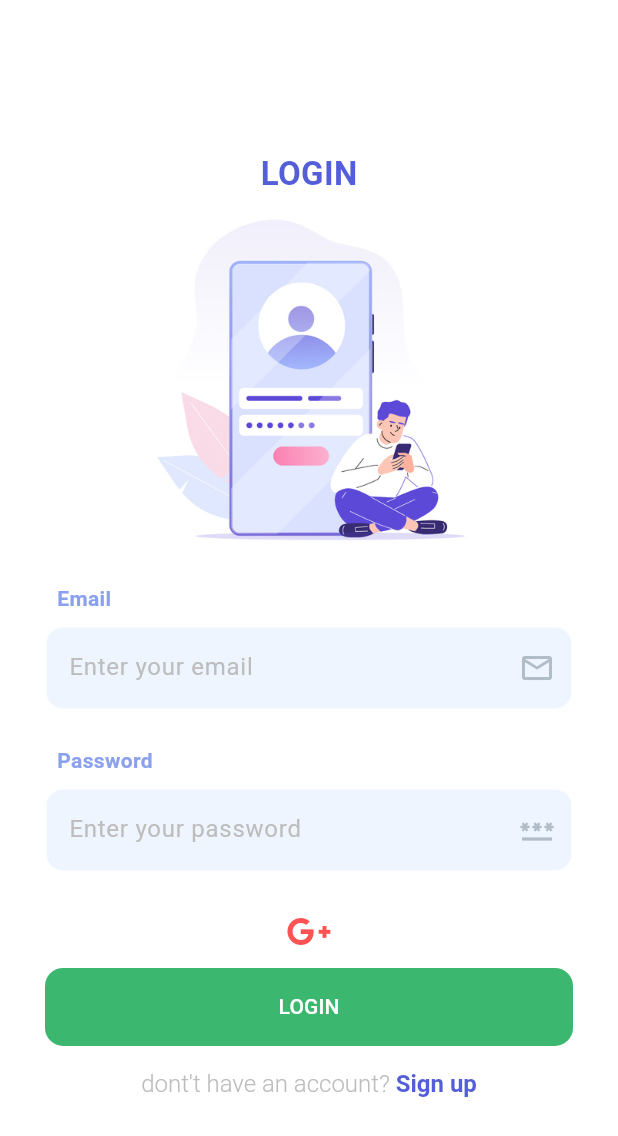
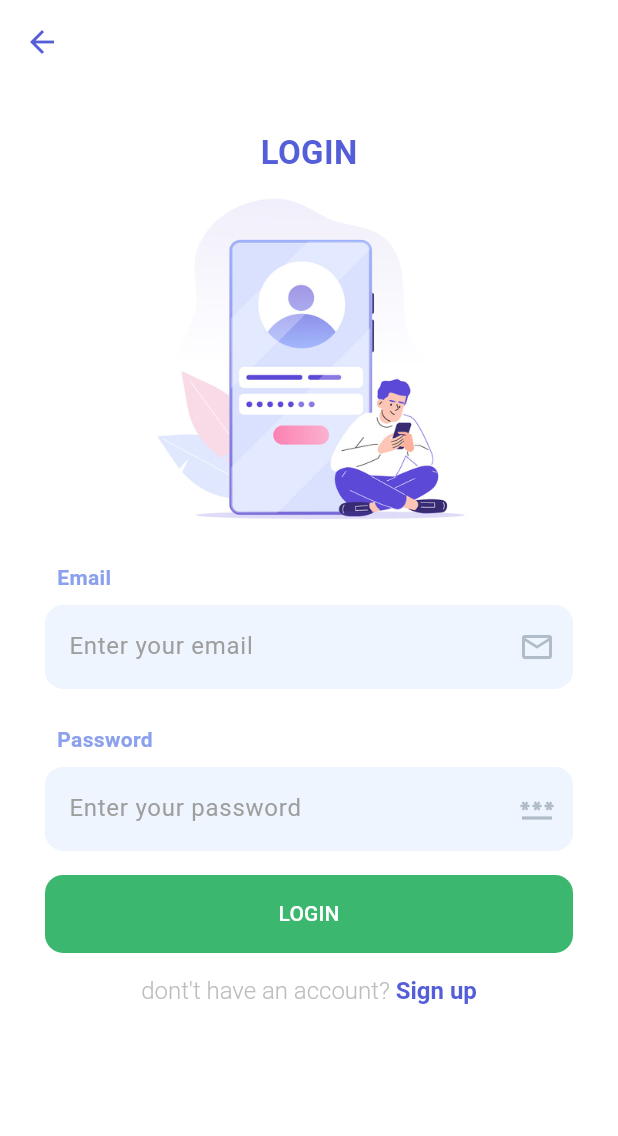
Before and after one commit to RomainWeb/sport-sync-pro-flutter, a Flutter app: the LoginPage screen opened by its route, on a phone screen of 412 x 824 dp. Shown: the top 1136 px of the screen. Run offline on Flutter 3.47's test engine with Material 3 defaults, Android fonts, the phone set to English and light mode, and no system bars; our stand-ins replace auto_route, firebase_auth, firebase_core, font_awesome_flutter, google_nav_bar, google_sign_in; accounts and stored records are empty; generated files the repository leaves out were written again.

Commit message:
feat(ui): refactoring textfield

```diff
--- a/lib/application/config/light-theme.dart
+++ b/lib/application/config/light-theme.dart
@@ -12,6 +12,11 @@ ThemeData lightTheme = ThemeData(
     headlineMedium: TextStyle(
       color: AppColors.primaryColorDarker,
       fontSize: 28,
+    ),
+    labelSmall: TextStyle(
+      fontWeight: FontWeight.w300,
+      color: AppColors.greyLight,
+      fontSize: 14,
     ),
   ),
   appBarTheme: const AppBarTheme(
@@ -30,5 +35,30 @@ ThemeData lightTheme = ThemeData(
       backgroundColor:  MaterialStateProperty.all<Color>(AppColors.secondaryColor),
     ),
   ),
+  inputDecorationTheme: InputDecorationTheme(
+    fillColor: const Color(0xffeff5fe),
+    filled: true,
+    labelStyle: const TextStyle(
+      color: AppColors.primaryColorDarker,
+    ),
+    border: OutlineInputBorder(
+      borderRadius: BorderRadius.circular(12),
+      borderSide: BorderSide.none,
+    ),
+    enabledBorder: OutlineInputBorder(
+      borderRadius: BorderRadius.circular(12),
+      borderSide: BorderSide.none,
+    ),
+    focusedBorder: OutlineInputBorder(
+      borderRadius: BorderRadius.circular(12),
+      borderSide: const BorderSide(
+        color: AppColors.primaryColor,
+      )
+    ),
+    hintStyle: const TextStyle(
+      color: Colors.grey,
+      fontWeight: FontWeight.w400,
+    ),
+  ),
   colorScheme: ColorScheme.fromSeed(seedColor: AppColors.primaryColor),
 );
--- a/lib/features/authentication/presentation/pages/login_page.dart
+++ b/lib/features/authentication/presentation/pages/login_page.dart
@@ -41,9 +41,16 @@ class _LoginPageState extends State<LoginPage> {
 
     return Scaffold(
       backgroundColor: Colors.white,
+      appBar: AppBar(
+        backgroundColor: Colors.white,
+        elevation: 0,
+        leading: const BackButton(
+          color: AppColors.primaryColor,
+        ),
+      ),
       body: SingleChildScrollView(
         child: Padding(
-          padding: const EdgeInsets.symmetric(horizontal: 30, vertical: 100),
+          padding: const EdgeInsets.symmetric(horizontal: 30, vertical: 30),
           child: Center(
             child: Column(
               mainAxisAlignment: MainAxisAlignment.center,
@@ -74,33 +81,12 @@ class _LoginPageState extends State<LoginPage> {
                 ),
                 TextField(
                   controller: emailController,
-                  style: const TextStyle(
-                    color: AppColors.primaryColorDarker,
-                    fontWeight: FontWeight.bold,
-                  ),
-                  decoration: InputDecoration(
-                    suffixIcon: const Icon(
+                  decoration: const InputDecoration(
+                    suffixIcon: Icon(
                       Icons.email_outlined,
                       color: AppColors.greyLight,
                     ),
-                    enabledBorder: OutlineInputBorder(
-                      borderSide: const BorderSide(color: Colors.white),
-                      borderRadius: BorderRadius.circular(12),
-                    ),
-                    focusedBorder: OutlineInputBorder(
-                        borderSide: const BorderSide(
-                            color: AppColors.primaryColor
-                        ),
-                        borderRadius: BorderRadius.circular(12)
-                    ),
-                    border: InputBorder.none,
                     hintText: 'Enter your email',
-                    hintStyle: TextStyle(
-                      color: Colors.grey[400],
-                      fontWeight: FontWeight.w400,
-                    ),
-                    fillColor: const Color(0xffeff5fe),
-                    filled: true,
                   ),
                 ),
                 const SizedBox(height: 16),
@@ -121,40 +107,15 @@ class _LoginPageState extends State<LoginPage> {
                   obscureText: true,
                   enableSuggestions: false,
                   autocorrect: false,
-                  style: const TextStyle(
-                    color: AppColors.primaryColorDarker,
-                    fontWeight: FontWeight.bold,
-                  ),
-                  decoration: InputDecoration(
-                    suffixIcon: const Icon(
+                  decoration: const InputDecoration(
+                    suffixIcon: Icon(
                       Icons.password,
                       color: AppColors.greyLight,
                     ),
-                    enabledBorder: OutlineInputBorder(
-                      borderSide: const BorderSide(color: Colors.white),
-                      borderRadius: BorderRadius.circular(12),
-                    ),
-                    focusedBorder: OutlineInputBorder(
-                        borderSide: const BorderSide(color: AppColors.primaryColor),
-                        borderRadius: BorderRadius.circular(12)
-                    ),
-                    border: InputBorder.none,
                     hintText: 'Enter your password',
-                    hintStyle: TextStyle(color: Colors.grey[400], fontWeight: FontWeight.w400, ),
-                    fillColor: const Color(0xffeff5fe),
-                    filled: true,
                   ),
                 ),
                 const SizedBox(height: 16),
-                IconButton(
-                  onPressed: () async {
-                    await FirebaseAuthImpl.signInWithGoogle(context: context);
-                  },
-                  icon: const FaIcon(
-                    FontAwesomeIcons.googlePlusG,
-                    color: Colors.redAccent,
-                  )
-                ),
                 SizedBox(
                   width: double.infinity,
                   child: ElevatedButton(
@@ -192,7 +153,7 @@ class _LoginPageState extends State<LoginPage> {
                       ),
                     ],
                   ),
-                )
+                ),
               ],
             ),
           ),
```
